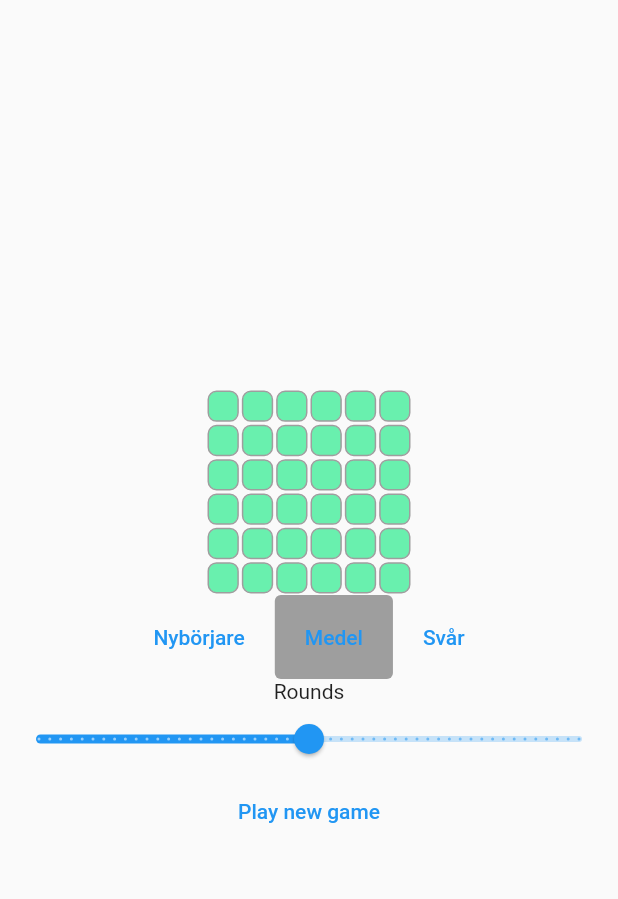
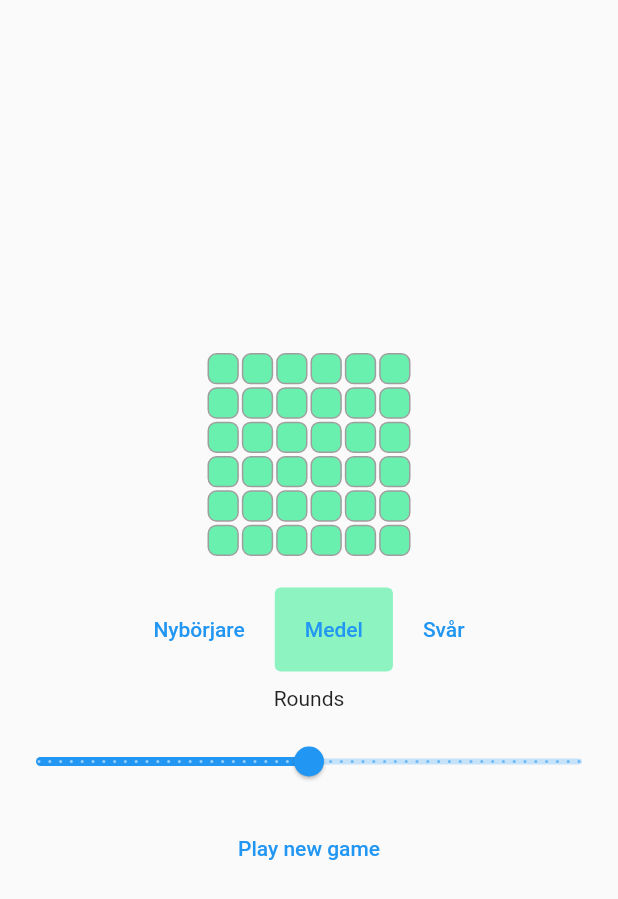
Before and after one commit to Jobe95/memory-game, a Flutter app: the screen it shows after launch, on a phone screen of 412 x 824 dp. Shown: the top 899 px of the screen. Run offline on Flutter 3.47's test engine with Material 2 defaults, Android fonts, the phone set to English and light mode, and no system bars.

Commit message:
Stub for memory game created by ChatGPT

```diff
--- a/lib/ui/pages/home/home_page.dart
+++ b/lib/ui/pages/home/home_page.dart
@@ -50,12 +50,14 @@ class _HomePageState extends State<HomePage> {
   Widget build(BuildContext context) {
     return Scaffold(
       body: Center(
+        child: SingleChildScrollView(
           child: Column(
             mainAxisAlignment: MainAxisAlignment.center,
             children: [
               GridPreview(
-              amount: columns,
+                rows: rows,
               ),
+              const SizedBox(height: 20),
               Row(
                 mainAxisAlignment: MainAxisAlignment.center,
                 children: [
@@ -63,7 +65,7 @@ class _HomePageState extends State<HomePage> {
                     style: TextButton.styleFrom(
                         padding: const EdgeInsets.all(20),
                         backgroundColor: difficulty == MemoryDifficulty.easy
-                          ? Colors.grey
+                            ? Colors.greenAccent.withOpacity(.75)
                             : null),
                     onPressed: () => setDifficulty(MemoryDifficulty.easy),
                     child: const Text('Nybörjare'),
@@ -72,7 +74,7 @@ class _HomePageState extends State<HomePage> {
                     style: TextButton.styleFrom(
                         padding: const EdgeInsets.all(20),
                         backgroundColor: difficulty == MemoryDifficulty.medium
-                          ? Colors.grey
+                            ? Colors.greenAccent.withOpacity(.75)
                             : null),
                     onPressed: () => setDifficulty(MemoryDifficulty.medium),
                     child: const Text('Medel'),
@@ -81,14 +83,17 @@ class _HomePageState extends State<HomePage> {
                     style: TextButton.styleFrom(
                       padding: const EdgeInsets.all(20),
                       backgroundColor: difficulty == MemoryDifficulty.hard
-                          ? Colors.grey
-                          : null),
+                          ? Colors.greenAccent.withOpacity(.75)
+                          : null,
+                    ),
                     onPressed: () => setDifficulty(MemoryDifficulty.hard),
                     child: const Text('Svår'),
                   ),
                 ],
               ),
+              const SizedBox(height: 10),
               const Text('Rounds'),
+              const SizedBox(height: 10),
               RoundSlider(
                 numRounds: numRounds,
                 onChanged: (rounds) {
@@ -97,6 +102,7 @@ class _HomePageState extends State<HomePage> {
                   });
                 },
               ),
+              const SizedBox(height: 10),
               TextButton(
                 onPressed: () {
                   Navigator.push(
@@ -115,6 +121,7 @@ class _HomePageState extends State<HomePage> {
             ],
           ),
         ),
+      ),
     );
   }
 }
--- a/lib/ui/pages/memory/memory_page.dart
+++ b/lib/ui/pages/memory/memory_page.dart
@@ -1,4 +1,5 @@
 import 'package:flutter/material.dart';
+import 'dart:math' as math;
 
 class MemoryPage extends StatefulWidget {
   const MemoryPage({
@@ -35,6 +36,7 @@ class _MemoryPageState extends State<MemoryPage> {
   @override
   void initState() {
     super.initState();
+
     rows = widget.rows;
     columns = widget.columns;
     maxRounds = widget.maxRounds;
@@ -204,10 +206,11 @@ class _MemoryPageState extends State<MemoryPage> {
                         key: Key(index.toString()),
                         margin: const EdgeInsets.all(6.0),
                         decoration: BoxDecoration(
-                          color:
-                              index == animatingCard1 || index == animatingCard2
-                                  ? Colors.greenAccent
-                                  : Colors.white,
+                          color: (index == animatingCard1 ||
+                                      index == animatingCard2) ||
+                                  revealed[index]
+                              ? Colors.greenAccent
+                              : Colors.white,
                           borderRadius: BorderRadius.circular(8.0),
                           boxShadow: const [
                             BoxShadow(
--- a/lib/ui/widgets/grid_preview.dart
+++ b/lib/ui/widgets/grid_preview.dart
@@ -3,9 +3,9 @@ import 'package:flutter/material.dart';
 class GridPreview extends StatelessWidget {
   const GridPreview({
     super.key,
-    required this.amount,
+    required this.rows,
   });
-  final int amount;
+  final int rows;
 
   @override
   Widget build(BuildContext context) {
@@ -14,8 +14,9 @@ class GridPreview extends StatelessWidget {
       width: width / 3,
       height: width / 3,
       child: GridView.count(
-        crossAxisCount: amount,
-        children: List.generate(amount * amount, (index) {
+        physics: const NeverScrollableScrollPhysics(),
+        crossAxisCount: rows,
+        children: List.generate(rows * rows, (index) {
           return Container(
             margin: const EdgeInsets.all(1.0),
             decoration: BoxDecoration(
```
Lines whose indentation alone changed are shown as unchanged.
